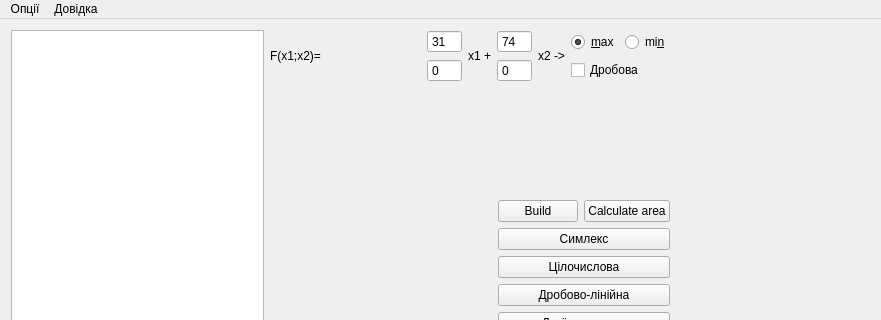
This is mainwindow.ui in AlHaazen/MMDO as Qt 5 draws it before an edit; both pictures show x 0 to 881 and y 0 to 320 of the 881 by 631 pixel window. The edited form follows.
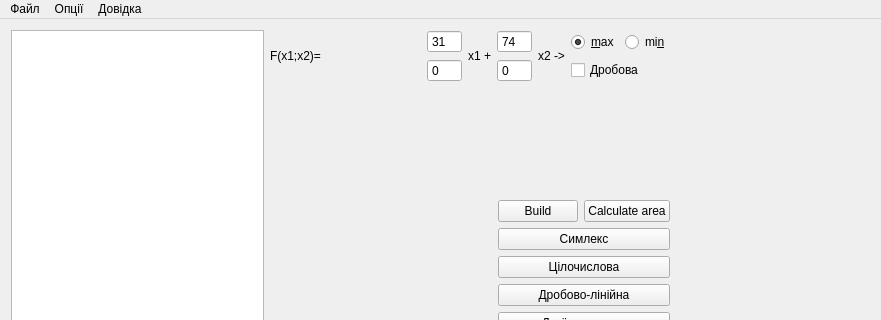
This is the edited form. Icons and pictures are not drawn. Custom widgets are drawn as their Qt base class.

Diff of the .ui file:
```diff
--- a/mainwindow.ui
+++ b/mainwindow.ui
@@ -374,6 +374,14 @@
     <addaction name="actionClear"/>
     <addaction name="actionClose"/>
    </widget>
+   <widget class="QMenu" name="menu_2">
+    <property name="title">
+     <string>Файл</string>
+    </property>
+    <addaction name="actionLoad"/>
+    <addaction name="actionSave"/>
+   </widget>
+   <addaction name="menu_2"/>
    <addaction name="menu"/>
    <addaction name="menuImba_knopka"/>
   </widget>
```
Left out of the diff: 10 changed lines with no effect on the pictures.
